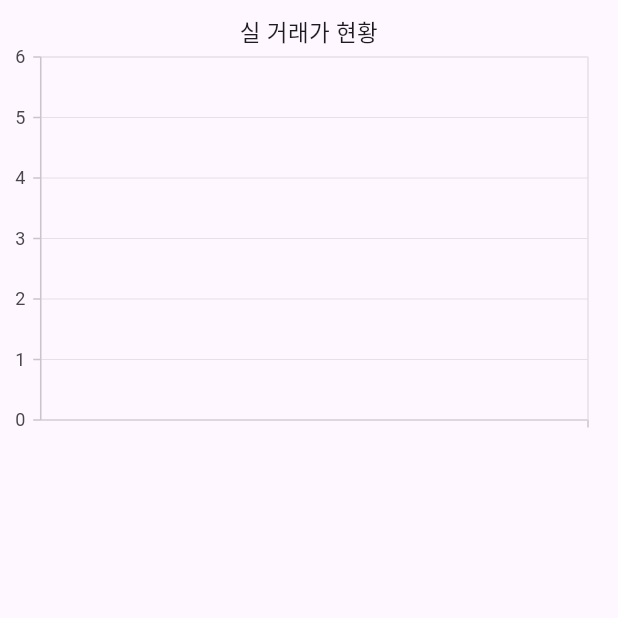
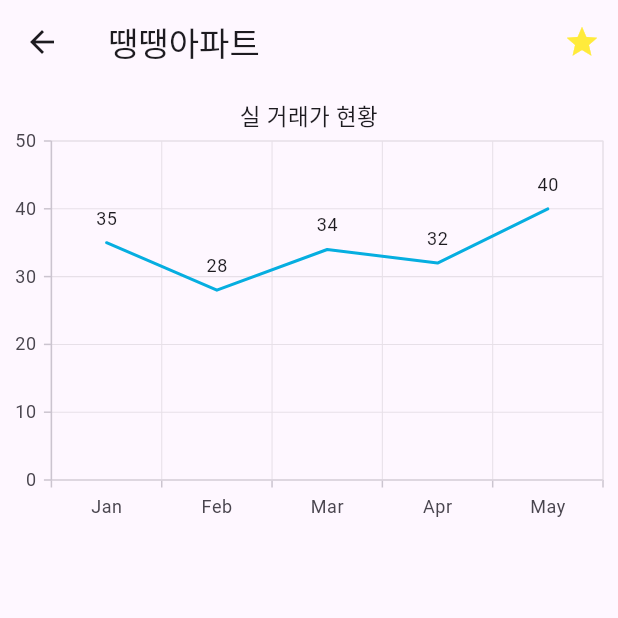
Before and after one commit to kangdeagyu/Rpart, a Flutter app: the ApartmentChart screen opened directly, on a phone screen of 412 x 824 dp, the top half of it. Run offline on Flutter 3.47's test engine with Material 2 defaults, Android fonts, the phone set to English and light mode, and no system bars; our stand-ins replace cloud_firestore, flutter_dotenv, geolocator, get, sqflite, syncfusion_flutter_charts; missing offline and left inert: kakao_map_plugin; accounts and stored records are empty.

Commit message:
wishlist 틀 추가

```diff
--- /dev/null
+++ b/lib/model/wishlist_sqlite/wishlist_sqllite.dart
@@ -0,0 +1,23 @@
+class WishlistSql{
+  int? seq;
+  String aptname;
+
+  WishlistSql(
+    {
+      this.seq,
+      required this.aptname
+    }
+  );
+
+  WishlistSql.fromMap(Map<String, dynamic> res)
+    : seq = res['seq'],
+      aptname = res['aptname'];
+
+    Map<String, Object?> toMap(){
+    return {
+      'seq': seq,
+      'aptname':aptname,
+    };
+  }
+
+}
--- a/lib/view/wishlist_view.dart
+++ b/lib/view/wishlist_view.dart
@@ -1,4 +1,5 @@
 import 'package:flutter/material.dart';
+import 'package:fluttermainproject/widget/wishlist_widget.dart';
 
 class WishlistView extends StatelessWidget {
   const WishlistView({super.key});
@@ -7,8 +8,9 @@ class WishlistView extends StatelessWidget {
   Widget build(BuildContext context) {
     return Scaffold(
       appBar: AppBar(
-        title: const Text('wish'),
+        title: const Text('WishList'),
       ),
+      body: WishlistWidget(),
     );
   }
 }
--- a/lib/widget/apartment_chart_widget.dart
+++ b/lib/widget/apartment_chart_widget.dart
@@ -1,14 +1,75 @@
 import 'package:flutter/material.dart';
+import 'package:fluttermainproject/model/wishlist_sqlite/wishlist_sqlitedb.dart';
+import 'package:get/get.dart';
 import 'package:syncfusion_flutter_charts/charts.dart';
 
-class ApartmentChart extends StatelessWidget {
+class ApartmentChart extends StatefulWidget {
   const ApartmentChart({super.key});
+
+  @override
+  State<ApartmentChart> createState() => _ApartmentChartState();
+}
+
+class _ApartmentChartState extends State<ApartmentChart> {
+  WishlistDatabaseHandler handler = WishlistDatabaseHandler();
 
   @override
   Widget build(BuildContext context) {
     return SizedBox(
       height:  MediaQuery.of(context).size.height * 0.8,
-      child: Center(
+      child: Scaffold(
+        appBar: AppBar(
+          title: const Text("땡땡아파트"),
+          actions: [
+            FutureBuilder(
+              future: handler.queryWishListstar("땡땡아파트"),
+              builder: (context, snapshot) {
+                if (snapshot.hasData) {
+                  return IconButton(
+                    onPressed: () {
+                      // 불러온 아파트 sqlite로 저장, 삭제
+                      handler.insertWishList("땡땡아파트");
+                      Get.snackbar(
+                        'WishList',
+                        'WishList에 추가 되었습니다.',
+                        snackPosition: SnackPosition.BOTTOM,  // 스낵바 위치
+                        duration: const Duration(seconds: 2),
+                        backgroundColor: Colors.yellowAccent,
+                      );
+                      setState(() {
+
+                      });
+                    },
+                    icon: const Icon(
+                      Icons.star,
+                      color:Colors.yellow,
+                    ),
+                  );
+                }else{
+                  return IconButton(
+                    onPressed: () {
+                      handler.deleteWishList("땡땡아파트");
+                      Get.snackbar(
+                        'WishList',
+                        'WishList가 취소 되었습니다.',
+                        snackPosition: SnackPosition.BOTTOM,  // 스낵바 위치
+                        duration: const Duration(seconds: 2),
+                        backgroundColor: Colors.yellowAccent,
+                      );
+                      setState(() {
+
+                      });
+                    },
+                    icon: const Icon(
+                      Icons.star_border,
+                    ),
+                  );
+                }
+              }
+            )
+          ],
+        ),
+        body: Center(
           child: Column(
             children: [
               SfCartesianChart(
@@ -16,15 +77,37 @@ class ApartmentChart extends StatelessWidget {
                 // 타이틀
                 title: ChartTitle(text: '실 거래가 현황'),
                 // 범례
-              legend: const Legend(isVisible: true),
-
-
+                legend: const Legend(isVisible: false),
+                // 데이터 입력
+                series: <LineSeries<SalesData, String>>[
+                  LineSeries<SalesData, String>(
+                    dataSource:  <SalesData>[
+                      SalesData('Jan', 35),
+                      SalesData('Feb', 28),
+                      SalesData('Mar', 34),
+                      SalesData('Apr', 32),
+                      SalesData('May', 40)
+                    ],
+                    // x, y 축
+                    xValueMapper: (SalesData sales, _) => sales.year,
+                    yValueMapper: (SalesData sales, _) => sales.sales,
+                    // 그래프 값
+                    dataLabelSettings: const DataLabelSettings(isVisible: true)
                   )
-            // Text(latLng.latitude.toString()),
-            // Text(latLng.longitude.toString()),
+                ]
+              )
             ],
+          ),
         ),
       ),
     );
   }
 }
+
+
+// 실 거래가와 년도로 바꿔주면 될듯
+class SalesData {
+  SalesData(this.year, this.sales);
+  final String year;
+  final double sales;
+}
```
Also changed, not shown: lib/model/wishlist_sqlite/wishlist_sqlitedb.dart (added, +54 -0 lines), lib/widget/wishlist_widget.dart (added, +33 -0 lines). Lines whose indentation alone changed are shown as unchanged.
